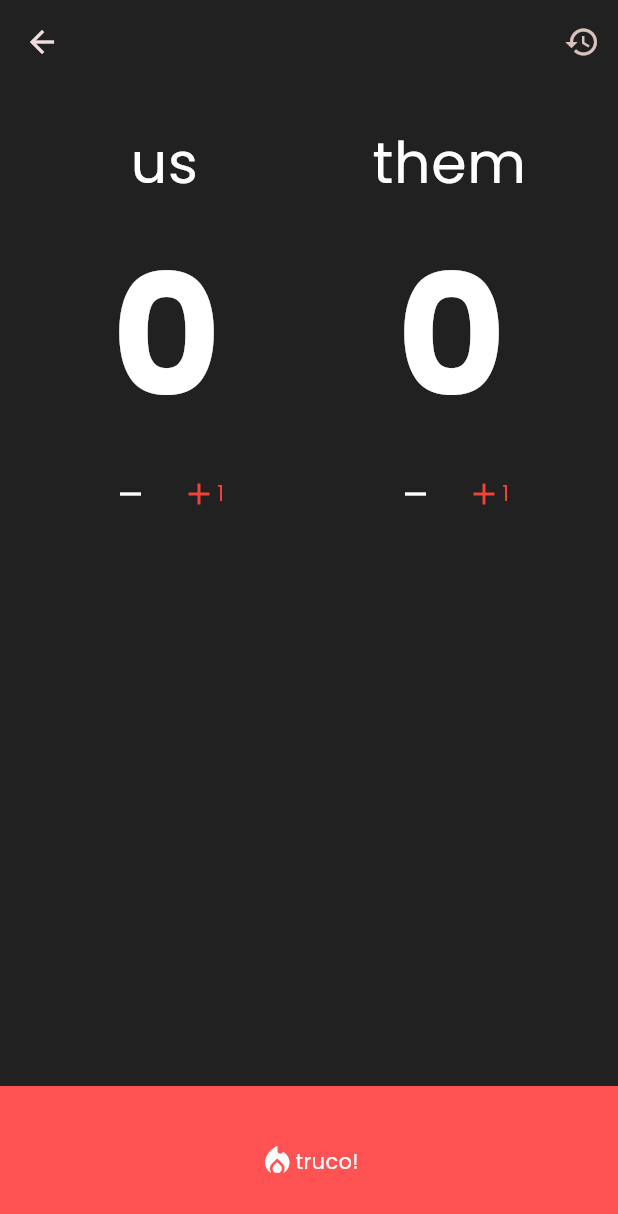
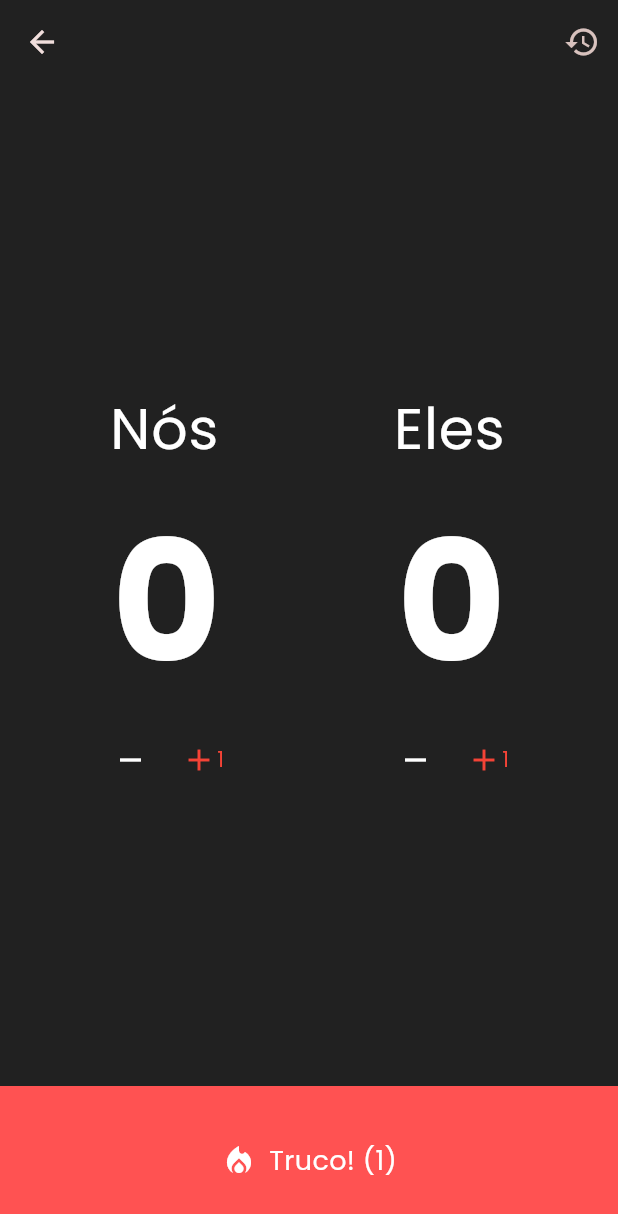
Before and after one commit to alessonjrt/marcatruco, a Flutter app: the ScoreBoardScreen screen opened by its route, on a phone screen of 412 x 824 dp. Shown: the top 1214 px of the screen. Run offline on Flutter 3.47's test engine with Material 3 defaults, Android fonts, the phone set to English and light mode, and no system bars; our stand-ins replace audioplayers, camera, flutter_secure_storage, google_fonts, lottie; accounts and stored records are empty.

```diff
--- a/lib/features/score_board/score_board_screen.dart
+++ b/lib/features/score_board/score_board_screen.dart
@@ -22,9 +22,9 @@ class _ScoreBoardScreenState extends State<ScoreBoardScreen> {
     super.initState();
     _scoreBoardController = ScoreBoardController(
         teamA: Team(
-          name: 'us',
+          name: 'Nós',
         ),
-        teamB: Team(name: 'them'));
+        teamB: Team(name: 'Eles'));
     _scoreBoardController.addListener(_controllerListener);
   }
 
@@ -60,7 +60,11 @@ class _ScoreBoardScreenState extends State<ScoreBoardScreen> {
                 content: Text(
                     '$winningTeam atingiu ${ScoreBoardController.maxPoints} pontos. Deseja reiniciar a partida?'),
                 actions: [
-                  IconButton(onPressed: () => Navigator.of(context).pushNamed('/share_result', arguments: _scoreBoardController.match), icon: const Icon(Icons.share)),
+                  IconButton(
+                      onPressed: () => Navigator.of(context).pushNamed(
+                          '/share_result',
+                          arguments: _scoreBoardController.match),
+                      icon: const Icon(Icons.share)),
                   TextButton(
                     onPressed: () {
                       Navigator.of(context).pop(false);
@@ -91,7 +95,7 @@ class _ScoreBoardScreenState extends State<ScoreBoardScreen> {
       bottomNavigationBar: AnimatedBuilder(
         animation: _scoreBoardController,
         builder: (context, child) => TrucoButton(
-          initialMode: _scoreBoardController.riseMode,
+          currentMode: _scoreBoardController.match.riseMode,
           onRiseModeChanged: _scoreBoardController.updateRiseMode,
         ),
       ),
@@ -101,20 +105,16 @@ class _ScoreBoardScreenState extends State<ScoreBoardScreen> {
         actions: <Widget>[
           IconButton(
             icon: const Icon(Icons.history),
-            onPressed: () => showMatchActionsSheet(context, _scoreBoardController.match),
+            onPressed: () =>
+                showMatchActionsSheet(context, _scoreBoardController.match),
           ),
         ],
       ),
       body: Padding(
         padding: const EdgeInsets.all(16),
-        child: _buildLayout(),
-      ),
-    );
-  }
-
-  Widget _buildLayout() {
-    return Column(
+        child: Column(
           crossAxisAlignment: CrossAxisAlignment.start,
+          mainAxisAlignment: MainAxisAlignment.center,
           children: [
             Row(
               crossAxisAlignment: CrossAxisAlignment.center,
@@ -122,11 +122,15 @@ class _ScoreBoardScreenState extends State<ScoreBoardScreen> {
               children: [
                 Expanded(
                   child: ScoreWidget(
-                teamName: _scoreBoardController.match.teamA.name,
-                score: _scoreBoardController.match.teamA.score,
+                    team: _scoreBoardController.match.teamA,
                     onAdd: _scoreBoardController.addPointTeamA,
                     onSubtract: _scoreBoardController.subtractPointTeamA,
-                riseMode: _scoreBoardController.riseMode,
+                    riseMode: _scoreBoardController.match.riseMode,
+                    onFold: () {
+                          _scoreBoardController.fold(
+                          _scoreBoardController.match.teamA,
+                          _scoreBoardController.match.teamB);
+                    },
                     onNameChanged: (String name) {
                       _scoreBoardController.updateTeamName(
                           _scoreBoardController.match.teamA.id, name);
@@ -135,20 +139,26 @@ class _ScoreBoardScreenState extends State<ScoreBoardScreen> {
                 ),
                 Expanded(
                   child: ScoreWidget(
-                teamName: _scoreBoardController.match.teamB.name,
-                score: _scoreBoardController.match.teamB.score,
-                riseMode: _scoreBoardController.riseMode,
+                    team: _scoreBoardController.match.teamB,
+                    riseMode: _scoreBoardController.match.riseMode,
                     onAdd: _scoreBoardController.addPointTeamB,
                     onSubtract: _scoreBoardController.subtractPointTeamB,
                     onNameChanged: (String name) {
                       _scoreBoardController.updateTeamName(
                           _scoreBoardController.match.teamB.id, name);
                     },
+                    onFold: () {
+                      _scoreBoardController.fold(
+                          _scoreBoardController.match.teamB,
+                          _scoreBoardController.match.teamA);
+                    },
                   ),
                 ),
               ],
             ),
           ],
+        ),
+      ),
     );
   }
 }
--- a/lib/features/share_result/share_result_screen.dart
+++ b/lib/features/share_result/share_result_screen.dart
@@ -4,11 +4,10 @@ import 'package:marcatruco/models/match.dart';
 import 'package:marcatruco/models/team.dart';
 import 'dart:math';
 
-import 'package:marcatruco/shared/assets/assets.dart';
 import 'package:marcatruco/shared/widgets/duck.dart';
 
 class ShareResultScreen extends StatefulWidget {
-  const ShareResultScreen({Key? key}) : super(key: key);
+  const ShareResultScreen({super.key});
 
   @override
   State<ShareResultScreen> createState() => _ShareResultScreenState();
@@ -172,7 +171,7 @@ class _ShareResultScreenState extends State<ShareResultScreen> {
                       Expanded(
                         child: Column(
                           children: [
-                            Duck(width: 80,),
+                            const Duck(width: 80,),
                             const SizedBox(height: 10),
                             Text(
                               losers.name,
--- a/lib/models/match.dart
+++ b/lib/models/match.dart
@@ -1,6 +1,6 @@
-
 import 'package:marcatruco/models/team.dart';
 import 'package:marcatruco/models/match_action.dart';
+import 'package:marcatruco/shared/enums/rise_mode.dart';
 import 'package:uuid/uuid.dart';
 
 class Match {
@@ -10,7 +10,9 @@ class Match {
   bool isGameOver;
   DateTime startTime;
   DateTime? endTime;
+  RiseMode riseMode;
   List<MatchAction> actions;
+
   Match({
     String? id,
     required this.teamA,
@@ -18,6 +20,7 @@ class Match {
     this.isGameOver = false,
     DateTime? startTime,
     this.endTime,
+    required this.riseMode,
     List<MatchAction>? actions,
   })  : id = id ?? const Uuid().v4(),
         startTime = startTime ?? DateTime.now(),
@@ -30,20 +33,25 @@ class Match {
         'isGameOver': isGameOver,
         'startTime': startTime.toIso8601String(),
         'endTime': endTime?.toIso8601String(),
+        'riseMode': riseMode.name,
         'actions': actions.map((action) => action.toJson()).toList(),
       };
 
-  factory Match.fromJson(Map<String, dynamic> json) => Match(
+  factory Match.fromJson(Map<String, dynamic> json) {
+
+
+    return Match(
       id: json['id'],
       teamA: Team.fromJson(json['teamA']),
       teamB: Team.fromJson(json['teamB']),
       isGameOver: json['isGameOver'],
       startTime: DateTime.parse(json['startTime']),
-        endTime:
-            json['endTime'] != null ? DateTime.parse(json['endTime']) : null,
+      endTime: json['endTime'] != null ? DateTime.parse(json['endTime']) : null,
+      riseMode: json['riseMode'] != null ? RiseMode.fromString(json['riseMode']) : RiseMode.none, // Desserializa riseMode a partir da string
       actions: (json['actions'] as List<dynamic>?)
               ?.map((actionJson) => MatchAction.fromJson(actionJson))
               .toList() ??
           [],
     );
   }
+}
--- a/lib/models/match_action.dart
+++ b/lib/models/match_action.dart
@@ -1,16 +1,18 @@
 import 'package:marcatruco/models/team.dart';
 
-enum ActionType { add, subtract }
+enum ActionType { add, subtract, fold }
 
 class MatchAction {
   final ActionType type;
   final Team team;
+  final Team? otherTeam;
   final int points;
   final DateTime timestamp;
 
   MatchAction({
     required this.type,
     required this.team,
+    this.otherTeam,
     required this.points,
     DateTime? timestamp,
   }) : timestamp = timestamp ?? DateTime.now();
@@ -18,14 +20,34 @@ class MatchAction {
   Map<String, dynamic> toJson() => {
         'type': type.toString().split('.').last,
         'team': team.toJson(),
+        'otherTeam': otherTeam?.toJson(),
         'points': points,
         'timestamp': timestamp.toIso8601String(),
       };
 
-  factory MatchAction.fromJson(Map<String, dynamic> json) => MatchAction(
-        type: json['type'] == 'add' ? ActionType.add : ActionType.subtract,
-        team: Team.fromJson(json['team']),
-        points: json['points'],
-        timestamp: DateTime.parse(json['timestamp']),
-      );
+  factory MatchAction.fromJson(Map<String, dynamic> json) {
+    ActionType parsedType;
+
+    switch (json['type']) {
+      case 'add':
+        parsedType = ActionType.add;
+        break;
+      case 'subtract':
+        parsedType = ActionType.subtract;
+        break;
+      case 'fold':
+        parsedType = ActionType.fold;
+        break;
+      default:
+        throw ArgumentError('Unknown action type: ${json['type']}');
+    }
+
+    return MatchAction(
+      type: parsedType,
+      team: Team.fromJson(json['team']),
+      otherTeam: json['otherTeam'] != null ? Team.fromJson(json['otherTeam']) : null,
+      points: json['points'],
+      timestamp: DateTime.parse(json['timestamp']),
+    );
+  }
 }
--- a/lib/shared/widgets/score_widget.dart
+++ b/lib/shared/widgets/score_widget.dart
@@ -1,22 +1,22 @@
+import 'package:marcatruco/models/team.dart';
 import 'package:marcatruco/shared/enums/rise_mode.dart';
 import 'package:flutter/material.dart';
 import 'package:lottie/lottie.dart';
 
 class ScoreWidget extends StatefulWidget {
-  final String teamName;
-  final int score;
+  final Team team;
   final void Function(int value) onAdd;
   final VoidCallback onSubtract;
+  final VoidCallback onFold;
   final void Function(String)? onNameChanged;
   final RiseMode riseMode;
   const ScoreWidget(
       {super.key,
-      required this.teamName,
-      required this.score,
       required this.onAdd,
       required this.onSubtract,
       this.onNameChanged,
-      required this.riseMode});
+      required this.riseMode,
+      required this.onFold, required this.team});
 
   @override
   State<ScoreWidget> createState() => _ScoreWidgetState();
@@ -47,7 +47,7 @@ class _ScoreWidgetState extends State<ScoreWidget> {
             children: <Widget>[
               TextFormField(
                 onChanged: widget.onNameChanged,
-                initialValue: widget.teamName,
+                initialValue: widget.team.name,
                 textAlign: TextAlign.center,
                 decoration: const InputDecoration(
                   enabledBorder: UnderlineInputBorder(
@@ -63,13 +63,13 @@ class _ScoreWidgetState extends State<ScoreWidget> {
               Badge(
                 backgroundColor: Colors.transparent,
                 alignment: Alignment.centerRight,
-                isLabelVisible: widget.score >= 10 && widget.score != 12,
+                isLabelVisible: widget.team.score >= 10 && widget.team.score != 12,
                 offset: const Offset(-18, 25),
                 label: Lottie.asset(width: 30, 'assets/animations/fire.json'),
                 child: Text(
-                  widget.score.toString(),
+                 widget.team.score.toString(),
                   style: TextStyle(
-                      color: widget.score != 12
+                      color: widget.team.score != 12
                           ? Colors.white
                           : Colors.amberAccent,
                       fontWeight: FontWeight.bold,
@@ -106,6 +106,14 @@ class _ScoreWidgetState extends State<ScoreWidget> {
                   ),
                 ],
               ),
+              Visibility(
+                visible: widget.riseMode != RiseMode.none,
+                child: TextButton.icon(
+                  onPressed: widget.onFold,
+                  icon: const Text('correr'),
+                  label: const Icon(Icons.directions_run),
+                ),
+              )
             ],
           ),
         ),
--- a/lib/shared/widgets/truco_button.dart
+++ b/lib/shared/widgets/truco_button.dart
@@ -1,48 +1,74 @@
 import 'package:marcatruco/shared/enums/rise_mode.dart';
 import 'package:flutter/material.dart';
 
-class TrucoButton extends StatefulWidget {
-  final RiseMode initialMode;
+class TrucoButton extends StatelessWidget {
+  final RiseMode currentMode;
   final ValueChanged<RiseMode> onRiseModeChanged;
 
-  const TrucoButton(
-      {super.key, required this.onRiseModeChanged, required this.initialMode});
+  const TrucoButton({
+    super.key,
+    required this.onRiseModeChanged,
+    required this.currentMode,
+  });
 
-  @override
-  State<TrucoButton> createState() => _TrucoButtonState();
-}
-
-class _TrucoButtonState extends State<TrucoButton> {
-  @override
-  void initState() {
-    super.initState();
-  }
 
   void _nextMode() {
-    widget.onRiseModeChanged(widget.initialMode.next);
+   onRiseModeChanged(currentMode.next);
   }
 
 
+  @override
+  Widget build(BuildContext context) {
+    return Material(
+      color: _getButtonColor(),
+      child: InkWell(
+        onTap: _nextMode,
+        child: SizedBox(
+          height: 100,
+          child: Row(
+            crossAxisAlignment: CrossAxisAlignment.center,
+            mainAxisAlignment: MainAxisAlignment.center,
+            children: [
+              const Icon(
+                Icons.local_fire_department,
+                color: Colors.white,
+              ),
+              const SizedBox(width: 8),
+              Text(
+                _getButtonLabel(),
+                style: const TextStyle(color: Colors.white, fontSize: 18),
+              )
+            ],
+          ),
+        ),
+      ),
+    );
+  }
 
-  String _getButtonLabel() {
-    switch (widget.initialMode) {
+   String _getLabel(RiseMode mode) {
+    switch (mode) {
       case RiseMode.none:
-        return 'truco!';
+        return 'Truco!';
       case RiseMode.truco:
-        return 'seis!';
+        return 'Seis!';
       case RiseMode.six:
-        return 'nove!';
+        return 'Nove!';
       case RiseMode.nine:
-        return 'doze!';
+        return 'Doze!';
       case RiseMode.twelve:
-        return 'ta valendo 12!';
+        return 'Ta valendo tudo!!';
       default:
         return 'Start Truco';
     }
   }
 
+  String _getButtonLabel() {
+    String nextAction = _getLabel(currentMode);
+    return '$nextAction (${currentMode.value})';
+  }
+
   Color _getButtonColor() {
-    switch (widget.initialMode) {
+    switch (currentMode) {
       case RiseMode.none:
         return Colors.redAccent;
       case RiseMode.truco:
@@ -58,30 +84,4 @@ class _TrucoButtonState extends State<TrucoButton> {
     }
   }
 
-  @override
-  Widget build(BuildContext context) {
-    return Material(
-      color: _getButtonColor(),
-      child: InkWell(
-        onTap: () => _nextMode(),
-        child: SizedBox(
-          height: 100,
-          child: Row(
-            crossAxisAlignment: CrossAxisAlignment.center,
-            mainAxisAlignment: MainAxisAlignment.center,
-            children: [
-              const Icon(
-                Icons.local_fire_department,
-                color: Colors.white,
-              ),
-              Text(
-                _getButtonLabel(),
-                style: const TextStyle(color: Colors.white),
-              )
-            ],
-          ),
-        ),
-      ),
-    );
-  }
 }
```
Also changed, not shown: lib/features/score_board/score_board_controller.dart (+39 -6 lines), lib/shared/enums/rise_mode.dart (+31 -3 lines), lib/shared/sheets/actions_sheet.dart (+14 -3 lines), 1 other file. Lines whose indentation alone changed are shown as unchanged.
